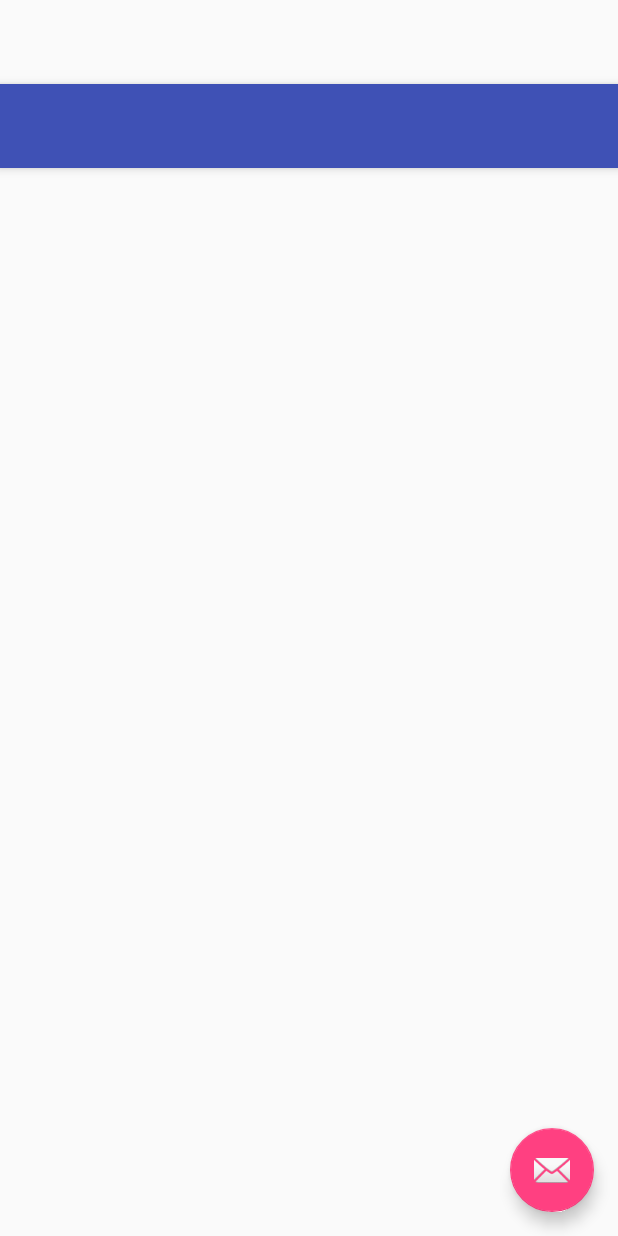
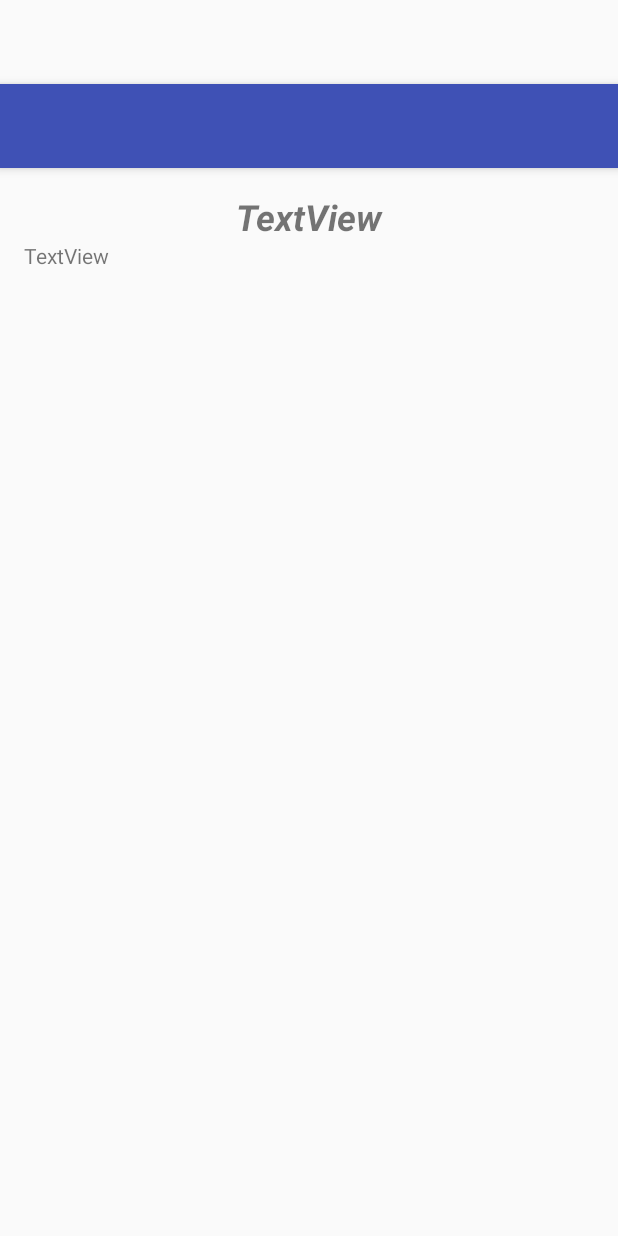
Before and after one commit to Assunta/appR, an Android app: the layout activity_sinc.xml on its own in the app's theme, with its tools: preview values and no code run, on a phone screen of 412 x 824 dp. Run offline under Robolectric (Android 15) with nearby library versions, the phone set to English and light mode, and no system bars.

Commit message:
commit all changes

```diff
--- a/app/src/main/res/layout/activity_sinc.xml
+++ b/app/src/main/res/layout/activity_sinc.xml
@@ -23,12 +23,6 @@
 
     <include layout="@layout/content_sinc" />
 
-    <android.support.design.widget.FloatingActionButton
-        android:id="@+id/fab"
-        android:layout_width="wrap_content"
-        android:layout_height="wrap_content"
-        android:layout_gravity="bottom|end"
-        android:layout_margin="@dimen/fab_margin"
-        app:srcCompat="@android:drawable/ic_dialog_email" />
+
 
 </android.support.design.widget.CoordinatorLayout>
--- a/app/src/main/res/layout/content_sinc.xml
+++ b/app/src/main/res/layout/content_sinc.xml
@@ -13,4 +13,33 @@
     tools:context="com.oropallo.assunta.recipes.SincActivity"
     tools:showIn="@layout/activity_sinc">
 
+    <TextView
+        android:text="TextView"
+        android:layout_width="match_parent"
+        android:layout_height="wrap_content"
+        android:layout_alignParentTop="true"
+        android:layout_alignParentLeft="true"
+        android:layout_alignParentStart="true"
+        android:id="@+id/textView_title_sinc_activity"
+        android:textStyle="normal|bold|italic"
+        android:textAlignment="center"
+        android:textSize="24sp" />
+
+    <TextView
+        android:text="TextView"
+        android:layout_width="match_parent"
+        android:layout_height="wrap_content"
+        android:layout_below="@+id/textView_title_sinc_activity"
+        android:layout_alignParentLeft="true"
+        android:layout_alignParentStart="true"
+        android:id="@+id/textView_sinc_activity_descr"
+        android:textSize="14sp" />
+
+    <android.support.v7.widget.RecyclerView
+        android:layout_width="match_parent"
+        android:layout_height="match_parent"
+        android:layout_below="@+id/textView_sinc_activity_descr"
+        android:layout_alignParentLeft="true"
+        android:layout_alignParentStart="true"
+        android:id="@+id/recycler_sinc" />
 </RelativeLayout>
--- a/app/src/main/res/layout/fragment_ricetta.xml
+++ b/app/src/main/res/layout/fragment_ricetta.xml
@@ -118,7 +118,7 @@
         android:layout_height="30dp"
         app:srcCompat="@drawable/ic_edit"
         android:id="@+id/imageButton3edit_procedimento"
-        android:layout_below="@+id/recycler_ingredienti"
+        android:layout_below="@+id/scrollIngredienti"
         android:layout_alignParentEnd="true"
         android:layout_marginTop="17dp"
         android:background="@color/colorPrimaryDark"/>
--- a/app/src/main/res/values/strings.xml
+++ b/app/src/main/res/values/strings.xml
@@ -62,4 +62,5 @@
         <item>anteprima</item>
         <item>elenco</item>
     </string-array>
+    <string name="title_activity_sinc">SincActivity</string>
 </resources>
```
Also changed, not shown: app/src/main/AndroidManifest.xml (+16 -8 lines), app/src/main/java/com/oropallo/assunta/recipes/Adapter/AdapterSinc.java (+69 -1 lines), app/src/main/java/com/oropallo/assunta/recipes/AddRicettaFragment1.java (+63 -2 lines), app/src/main/java/com/oropallo/assunta/recipes/MainActivity.java (+19 -1 lines), app/src/main/java/com/oropallo/assunta/recipes/SincActivity.java (+11 -8 lines), app/src/main/res/layout/row_sinc_activity.xml (+56 -1 lines), 1 other file.
